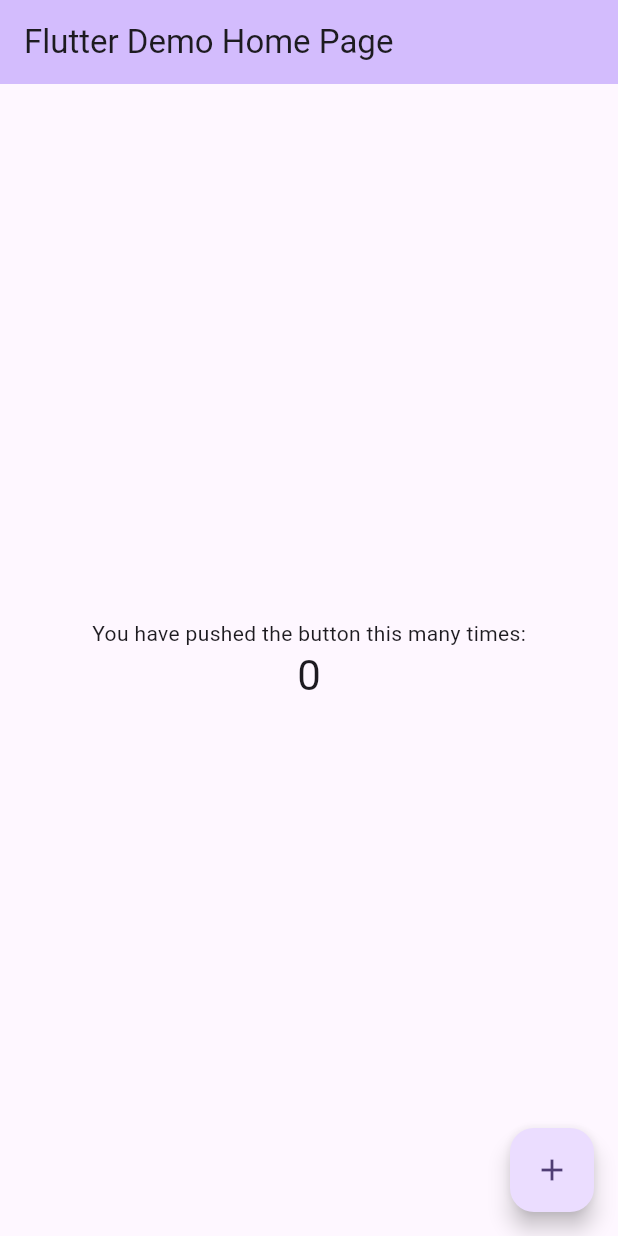
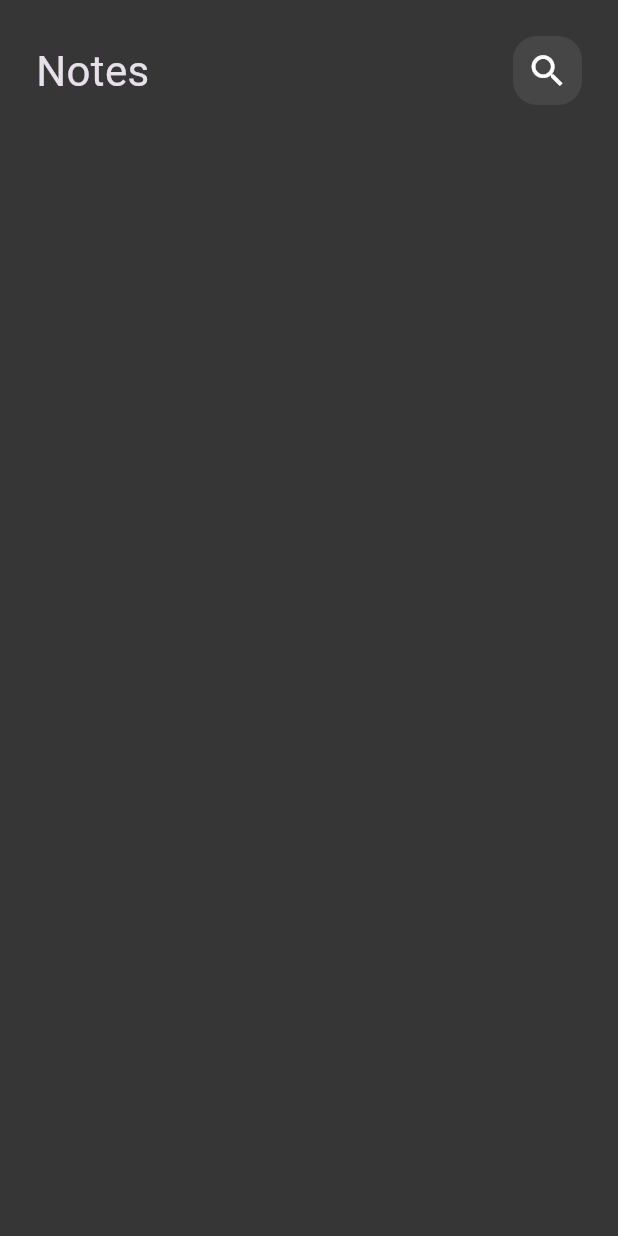
Before and after one commit to Aliaa-AbdelKarim/notes-app, a Flutter app: the screen it shows after launch, on a phone screen of 412 x 824 dp. Run offline on Flutter 3.47's test engine with Material 3 defaults, Android fonts, the phone set to English and light mode, and no system bars.

Commit message:
'The Custom App Bar is Done'

```diff
--- a/lib/main.dart
+++ b/lib/main.dart
@@ -1,125 +1,11 @@
 import 'package:flutter/material.dart';
+import 'package:note_app/views/NotesView.dart';
 
 void main() {
-  runApp(const MyApp());
+  runApp(MaterialApp(
+    debugShowCheckedModeBanner: false,
+    title: 'Flutter Demo',
+    theme: ThemeData(brightness: Brightness.dark,),
+    home: const NotesView(),
+  ));
 }
-
-class MyApp extends StatelessWidget {
-  const MyApp({super.key});
-
-  // This widget is the root of your application.
-  @override
-  Widget build(BuildContext context) {
-    return MaterialApp(
-      title: 'Flutter Demo',
-      theme: ThemeData(
-        // This is the theme of your application.
-        //
-        // TRY THIS: Try running your application with "flutter run". You'll see
-        // the application has a purple toolbar. Then, without quitting the app,
-        // try changing the seedColor in the colorScheme below to Colors.green
-        // and then invoke "hot reload" (save your changes or press the "hot
-        // reload" button in a Flutter-supported IDE, or press "r" if you used
-        // the command line to start the app).
-        //
-        // Notice that the counter didn't reset back to zero; the application
-        // state is not lost during the reload. To reset the state, use hot
-        // restart instead.
-        //
-        // This works for code too, not just values: Most code changes can be
-        // tested with just a hot reload.
-        colorScheme: ColorScheme.fromSeed(seedColor: Colors.deepPurple),
-        useMaterial3: true,
-      ),
-      home: const MyHomePage(title: 'Flutter Demo Home Page'),
-    );
-  }
-}
-
-class MyHomePage extends StatefulWidget {
-  const MyHomePage({super.key, required this.title});
-
-  // This widget is the home page of your application. It is stateful, meaning
-  // that it has a State object (defined below) that contains fields that affect
-  // how it looks.
-
-  // This class is the configuration for the state. It holds the values (in this
-  // case the title) provided by the parent (in this case the App widget) and
-  // used by the build method of the State. Fields in a Widget subclass are
-  // always marked "final".
-
-  final String title;
-
-  @override
-  State<MyHomePage> createState() => _MyHomePageState();
-}
-
-class _MyHomePageState extends State<MyHomePage> {
-  int _counter = 0;
-
-  void _incrementCounter() {
-    setState(() {
-      // This call to setState tells the Flutter framework that something has
-      // changed in this State, which causes it to rerun the build method below
-      // so that the display can reflect the updated values. If we changed
-      // _counter without calling setState(), then the build method would not be
-      // called again, and so nothing would appear to happen.
-      _counter++;
-    });
-  }
-
-  @override
-  Widget build(BuildContext context) {
-    // This method is rerun every time setState is called, for instance as done
-    // by the _incrementCounter method above.
-    //
-    // The Flutter framework has been optimized to make rerunning build methods
-    // fast, so that you can just rebuild anything that needs updating rather
-    // than having to individually change instances of widgets.
-    return Scaffold(
-      appBar: AppBar(
-        // TRY THIS: Try changing the color here to a specific color (to
-        // Colors.amber, perhaps?) and trigger a hot reload to see the AppBar
-        // change color while the other colors stay the same.
-        backgroundColor: Theme.of(context).colorScheme.inversePrimary,
-        // Here we take the value from the MyHomePage object that was created by
-        // the App.build method, and use it to set our appbar title.
-        title: Text(widget.title),
-      ),
-      body: Center(
-        // Center is a layout widget. It takes a single child and positions it
-        // in the middle of the parent.
-        child: Column(
-          // Column is also a layout widget. It takes a list of children and
-          // arranges them vertically. By default, it sizes itself to fit its
-          // children horizontally, and tries to be as tall as its parent.
-          //
-          // Column has various properties to control how it sizes itself and
-          // how it positions its children. Here we use mainAxisAlignment to
-          // center the children vertically; the main axis here is the vertical
-          // axis because Columns are vertical (the cross axis would be
-          // horizontal).
-          //
-          // TRY THIS: Invoke "debug painting" (choose the "Toggle Debug Paint"
-          // action in the IDE, or press "p" in the console), to see the
-          // wireframe for each widget.
-          mainAxisAlignment: MainAxisAlignment.center,
-          children: <Widget>[
-            const Text(
-              'You have pushed the button this many times:',
-            ),
-            Text(
-              '$_counter',
-              style: Theme.of(context).textTheme.headlineMedium,
-            ),
-          ],
-        ),
-      ),
-      floatingActionButton: FloatingActionButton(
-        onPressed: _incrementCounter,
-        tooltip: 'Increment',
-        child: const Icon(Icons.add),
-      ), // This trailing comma makes auto-formatting nicer for build methods.
-    );
-  }
-}
--- /dev/null
+++ b/lib/views/NotesView.dart
@@ -0,0 +1,14 @@
+import 'package:flutter/material.dart';
+import 'package:note_app/views/widgets/NotesViewBody.dart';
+
+class NotesView extends StatelessWidget {
+  const NotesView({Key? key}) : super(key: key);
+
+  @override
+  Widget build(BuildContext context) {
+    return const Scaffold(
+      backgroundColor: Color(0xFF363636),
+      body: NotesViewBody(),
+    );
+  }
+}
--- /dev/null
+++ b/lib/views/widgets/CustomAppBar.dart
@@ -0,0 +1,18 @@
+import 'package:flutter/cupertino.dart';
+import 'package:note_app/views/widgets/CustomSearchBar.dart';
+
+class CustomAppBar extends StatelessWidget {
+  const CustomAppBar({Key? key}) : super(key: key);
+
+  @override
+  Widget build(BuildContext context) {
+    return const Row(
+     children: [
+       Text('Notes', style: TextStyle(fontSize: 28),),
+       Spacer(),
+       CustomSearchBar(),
+     ],
+
+    );
+  }
+}
--- /dev/null
+++ b/lib/views/widgets/CustomSearchBar.dart
@@ -0,0 +1,21 @@
+import 'package:flutter/cupertino.dart';
+import 'package:flutter/material.dart';
+
+class CustomSearchBar extends StatelessWidget {
+  const CustomSearchBar({Key? key}) : super(key: key);
+
+  @override
+  Widget build(BuildContext context) {
+    return Container(
+      height: 46,
+      width: 46,
+      decoration: BoxDecoration(
+        color: Colors.white.withOpacity(.08),
+        borderRadius: BorderRadius.circular(16),
+
+      ),
+      child: const Center(
+        child: Icon(Icons.search, size: 28,),),
+    );
+  }
+}
--- /dev/null
+++ b/lib/views/widgets/NotesViewBody.dart
@@ -0,0 +1,19 @@
+import 'package:flutter/cupertino.dart';
+
+import 'CustomAppBar.dart';
+
+class NotesViewBody extends StatelessWidget {
+  const NotesViewBody({Key? key}) : super(key: key);
+
+  @override
+  Widget build(BuildContext context) {
+    return const Padding(
+      padding: EdgeInsets.all(24.0),
+      child: Column(
+        children: [
+          CustomAppBar(),
+        ],
+      ),
+    );
+  }
+}
```
